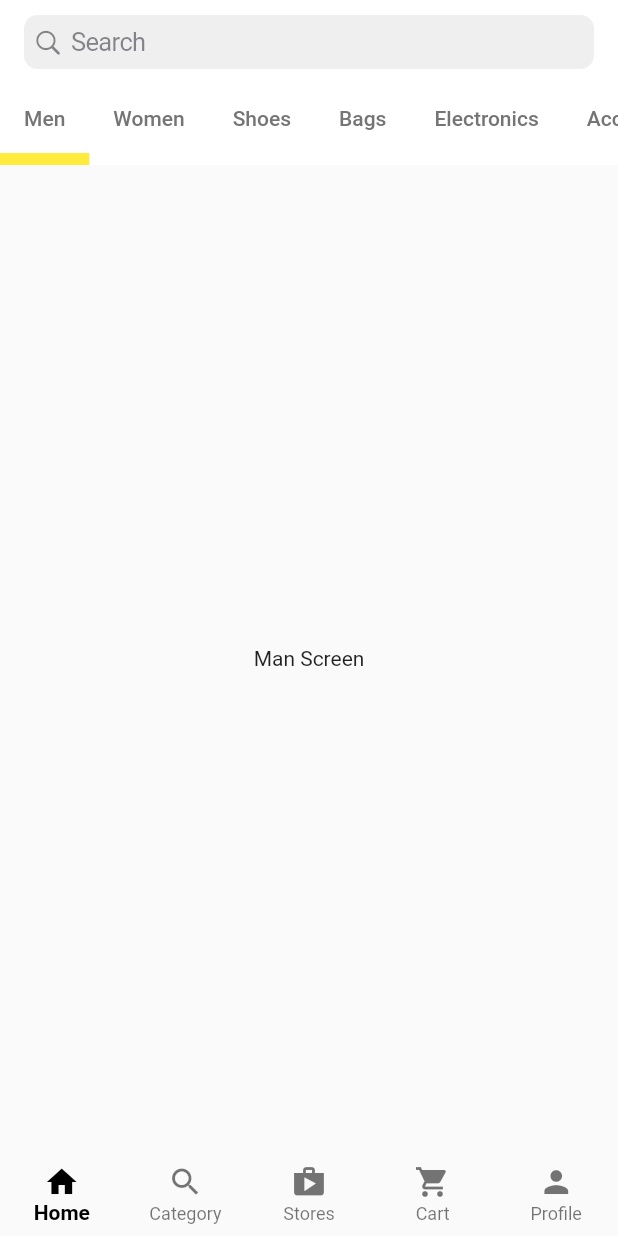
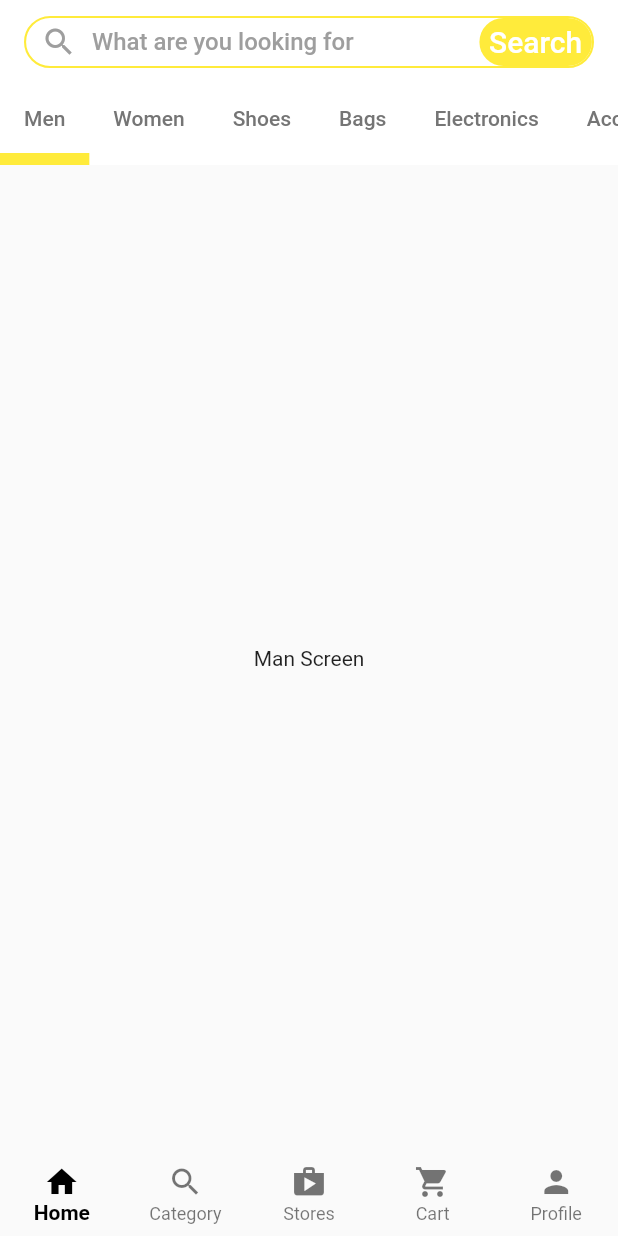
Before and after one commit to HHHMHA/multi_store_app, a Flutter app: the screen it shows after launch, on a phone screen of 412 x 824 dp. Run offline on Flutter 3.47's test engine with Material 2 defaults, Android fonts, the phone set to English and light mode, and no system bars.

Commit message:
Add basic search screen and search bar

```diff
--- a/lib/main.dart
+++ b/lib/main.dart
@@ -1,6 +1,6 @@
 import 'package:flutter/material.dart';
 
-import './screens/customer_home.dart';
+import './main_screens/customer_home.dart';
 
 void main() {
   runApp(const MyApp());
--- a/lib/screens/home.dart
+++ b/lib/main_screens/home.dart
@@ -1,5 +1,6 @@
-import 'package:flutter/cupertino.dart';
 import 'package:flutter/material.dart';
+
+import '../minor_screens/search.dart';
 
 class HomeScreen extends StatefulWidget {
   const HomeScreen({Key? key}) : super(key: key);
@@ -15,7 +16,52 @@ class _HomeScreenState extends State<HomeScreen> {
       length: 9,
       child: Scaffold(
         appBar: AppBar(
-          title: const CupertinoSearchTextField(),
+          title: InkWell(
+            onTap: () {
+              Navigator.push(
+                  context,
+                  MaterialPageRoute(
+                      builder: (context) => const SearchScreen()));
+            },
+            child: Container(
+              decoration: BoxDecoration(
+                border: Border.all(
+                  color: Colors.yellow,
+                  width: 1.4,
+                ),
+                borderRadius: BorderRadius.circular(25),
+              ),
+              child: Row(
+                mainAxisAlignment: MainAxisAlignment.spaceBetween,
+                children: [
+                  Row(
+                    children: const [
+                      Padding(
+                        padding: EdgeInsets.symmetric(horizontal: 10),
+                        child: Icon(
+                          Icons.search,
+                          color: Colors.grey,
+                        ),
+                      ),
+                      Text(
+                        "What are you looking for",
+                        style: TextStyle(fontSize: 16, color: Colors.grey),
+                      ),
+                    ],
+                  ),
+                  Container(
+                    height: 32,
+                    width: 75,
+                    decoration: BoxDecoration(
+                      color: Colors.yellow,
+                      borderRadius: BorderRadius.circular(25),
+                    ),
+                    child: const Center(child: Text('Search')),
+                  ),
+                ],
+              ),
+            ),
+          ),
           elevation: 0,
           backgroundColor: Colors.white,
           bottom: const TabBar(
@@ -74,6 +120,7 @@ class _HomeScreenState extends State<HomeScreen> {
 
 class RepeatedTab extends StatelessWidget {
   final String label;
+
   const RepeatedTab({Key? key, required this.label}) : super(key: key);
 
   @override
```
Also changed, not shown: lib/minor_screens/search.dart (added, +23 -0 lines), lib/main_screens/customer_home.dart (renamed from lib/screens/customer_home.dart).
